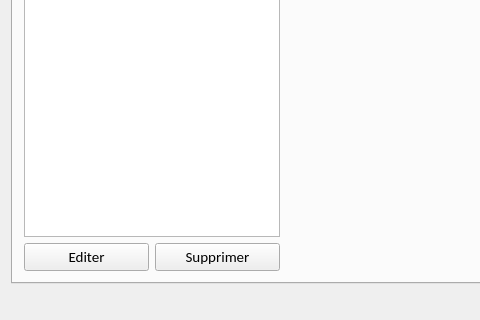
The window that mainwindow.ui (Neilero/QtProject) describes before a commit, drawn with Qt 5; both pictures show x 0 to 480 and y 400 to 720 of the 1280 by 720 pixel window.
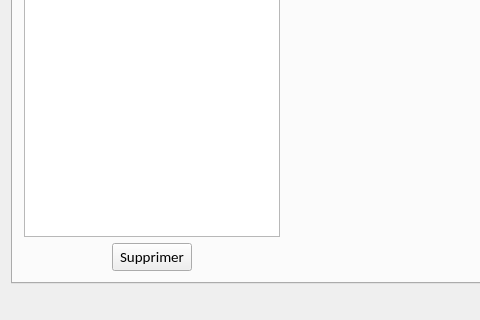
The same window after the commit. The open tabs and pages were chosen to show the change. Icons and pictures are not drawn.

Patch:
```diff
--- a/mainwindow.ui
+++ b/mainwindow.ui
@@ -180,20 +180,6 @@
         <string>Planification</string>
        </attribute>
        <layout class="QGridLayout" name="gridLayout_3">
-        <item row="3" column="0">
-         <widget class="QPushButton" name="pushButtonEditHealthWorker">
-          <property name="text">
-           <string>Editer</string>
-          </property>
-         </widget>
-        </item>
-        <item row="3" column="1">
-         <widget class="QPushButton" name="pushButtonDeleteHealthWorker">
-          <property name="text">
-           <string>Supprimer</string>
-          </property>
-         </widget>
-        </item>
         <item row="2" column="0" colspan="2">
          <widget class="QTreeView" name="treeViewHealthWorker"/>
         </item>
@@ -217,6 +203,17 @@
           </property>
          </spacer>
         </item>
+        <item row="3" column="0" colspan="2" alignment="Qt::AlignHCenter">
+         <widget class="QPushButton" name="pushButtonDeleteHealthWorker">
+          <property name="text">
+           <string>Supprimer</string>
+          </property>
+          <property name="icon">
+           <iconset resource="ressources.qrc">
+            <normaloff>:/icon/resources/baseline_delete_black_48dp.png</normaloff>:/icon/resources/baseline_delete_black_48dp.png</iconset>
+          </property>
+         </widget>
+        </item>
        </layout>
       </widget>
      </widget>
```
Left out of the diff: 1 changed line with no effect on the pictures.
